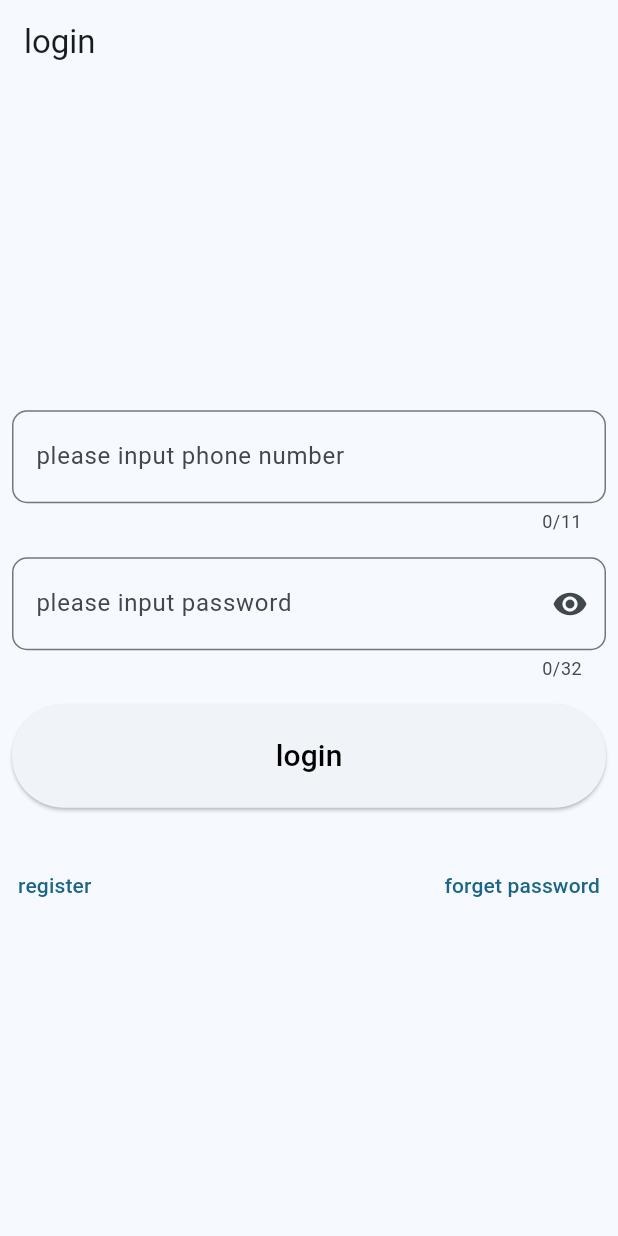
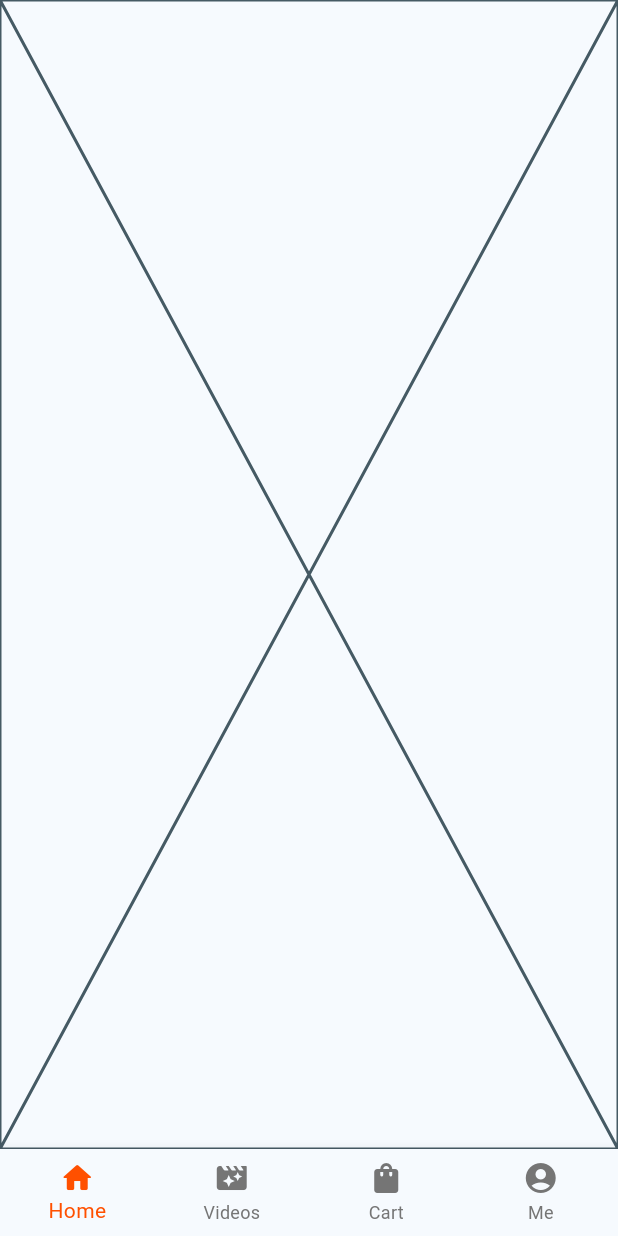
Before and after one commit to TaoOfNature/shop, a Flutter app: the screen it shows after launch, on a phone screen of 412 x 824 dp. Run offline on Flutter 3.47's test engine with Material 3 defaults, Android fonts, the phone set to English and light mode, and no system bars; our stand-ins replace cached_network_image, dio, flutter_bloc, flutter_svg, freezed_annotation, get_it and 2 more; generated files the repository leaves out were written again.

Commit message:
add main page

```diff
--- a/lib/common/network/interceptors/auth_interceptor.dart
+++ b/lib/common/network/interceptors/auth_interceptor.dart
@@ -13,7 +13,7 @@ class AuthInterceptor extends Interceptor {
   ) async {
     final token = await tokenManager.getToken();
     if (token != null && token.isNotEmpty) {
-      options.headers['Authorization'] = 'Bearer $token';
+      options.headers['Authorization'] = token;
     }
     handler.next(options);
   }
--- a/lib/locals/local_en.arb
+++ b/lib/locals/local_en.arb
@@ -4,5 +4,9 @@
   "labelTextPassword": "please input password",
   "login": "login",
   "register": "register",
-  "forgetPassword": "forget password"
+  "forgetPassword": "forget password",
+  "home": "Home",
+  "video": "Videos",
+  "cart": "Cart",
+  "mine": "Me"
 }
--- a/lib/locals/local_zh.arb
+++ b/lib/locals/local_zh.arb
@@ -4,5 +4,9 @@
   "labelTextPassword": "请输入密码",
   "login": "登陆",
   "register": "注册",
-  "forgetPassword": "忘记密码"
+  "forgetPassword": "忘记密码",
+  "home": "首页",
+  "video": "视频",
+  "cart": "购物车",
+  "mine": "我的"
 }
--- a/lib/main.dart
+++ b/lib/main.dart
@@ -5,8 +5,8 @@ import 'package:flutter_localizations/flutter_localizations.dart';
 import 'package:shop/common/di/injection_container.dart' as di;
 import 'package:shop/common/utils/app_logger.dart';
 import 'package:shop/presentation/bloc/login/login_bloc.dart';
-import 'package:shop/presentation/pages/login_page.dart';
 import 'package:shop/gen/app_localizations.dart';
+import 'package:shop/presentation/pages/main_page.dart';
 
 void main() async {
   WidgetsFlutterBinding.ensureInitialized();
@@ -42,7 +42,7 @@ class MyApp extends StatelessWidget {
             seedColor: const Color.fromARGB(255, 9, 108, 146),
           ),
         ),
-        home: LoginPage(),
+        home: MainPage(),
       ),
     );
   }
--- /dev/null
+++ b/lib/presentation/pages/main_page.dart
@@ -0,0 +1,51 @@
+import 'package:flutter/material.dart';
+import 'package:shop/gen/app_localizations.dart';
+
+class MainPage extends StatefulWidget {
+  const MainPage({super.key});
+
+  @override
+  State<StatefulWidget> createState() => _MainPageState();
+}
+
+class _MainPageState extends State<MainPage> {
+  int _currentIndex = 0;
+  @override
+  Widget build(BuildContext context) {
+    return Scaffold(
+      body: IndexedStack(
+        index: _currentIndex,
+        children: [Placeholder(), Placeholder(), Placeholder(), Placeholder()],
+      ),
+      bottomNavigationBar: BottomNavigationBar(
+        currentIndex: _currentIndex,
+        onTap: (value) {
+          setState(() {
+            _currentIndex = value;
+          });
+        },
+        selectedItemColor: Color(0xFFFF5000),
+        unselectedItemColor: Colors.grey[600],
+        type: BottomNavigationBarType.fixed,
+        items: [
+          BottomNavigationBarItem(
+            icon: Icon(Icons.home_rounded),
+            label: AppLocalizations.of(context)!.home,
+          ),
+          BottomNavigationBarItem(
+            icon: Icon(Icons.movie_filter_rounded),
+            label: AppLocalizations.of(context)!.video,
+          ),
+          BottomNavigationBarItem(
+            icon: Icon(Icons.shopping_bag_rounded),
+            label: AppLocalizations.of(context)!.cart,
+          ),
+          BottomNavigationBarItem(
+            icon: Icon(Icons.account_circle_rounded),
+            label: AppLocalizations.of(context)!.mine,
+          ),
+        ],
+      ),
+    );
+  }
+}
```
